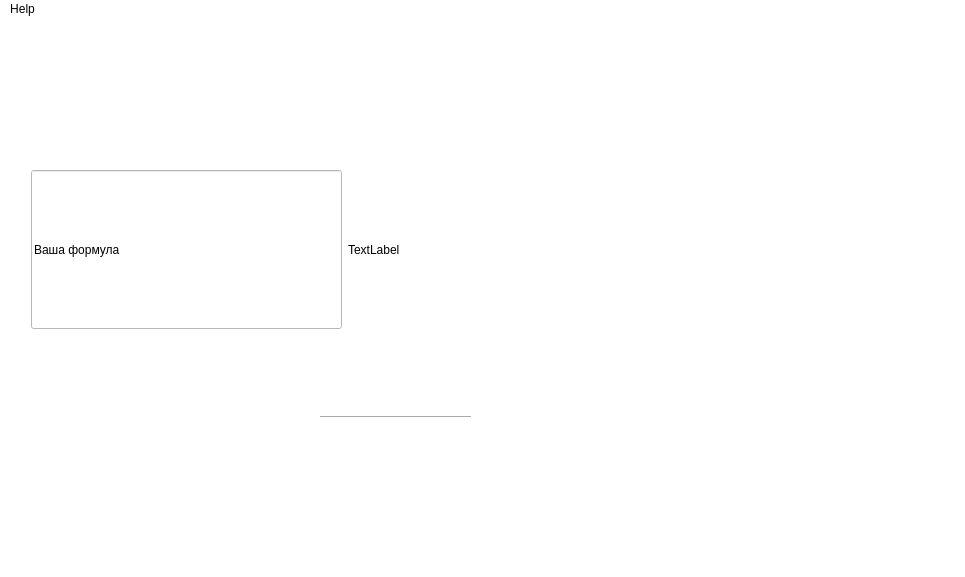
Qt form prChemHelper/chemhelper.ui (KainWhite/ChemHelper) before a commit.
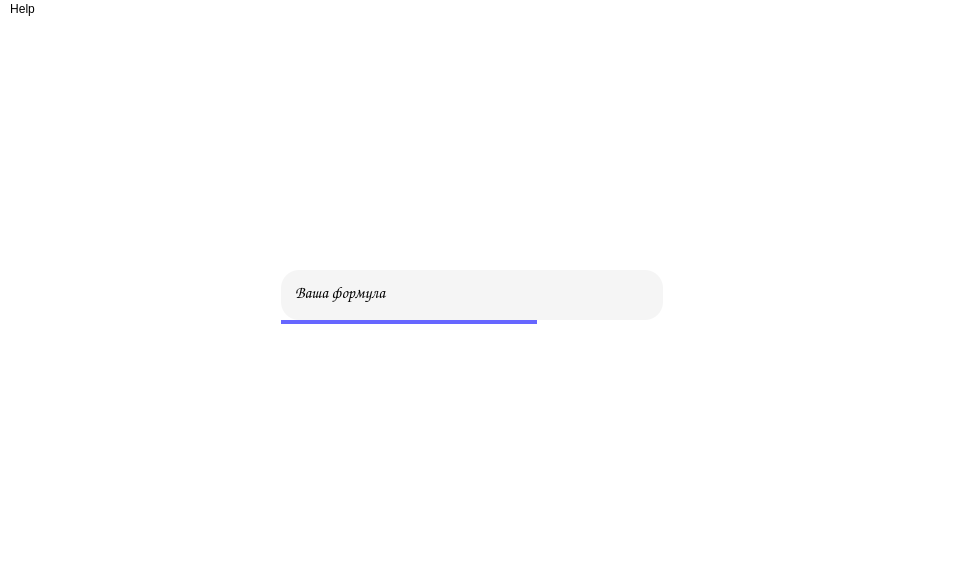
The same form after that commit. Icons and pictures are not drawn.

Patch:
```diff
--- a/prChemHelper/chemhelper.ui
+++ b/prChemHelper/chemhelper.ui
@@ -29,117 +29,170 @@
    <enum>QTabWidget::Rounded</enum>
   </property>
   <widget class="QWidget" name="centralWidget">
-   <widget class="Line" name="lnDownloadStatus">
+   <widget class="QWidget" name="GEdit" native="true">
     <property name="geometry">
      <rect>
-      <x>320</x>
-      <y>390</y>
-      <width>151</width>
-      <height>16</height>
-     </rect>
-    </property>
-    <property name="palette">
-     <palette>
-      <active>
-       <colorrole role="Button">
-        <brush brushstyle="SolidPattern">
-         <color alpha="255">
-          <red>255</red>
-          <green>255</green>
-          <blue>255</blue>
-         </color>
-        </brush>
-       </colorrole>
-       <colorrole role="Base">
-        <brush brushstyle="SolidPattern">
-         <color alpha="255">
-          <red>255</red>
-          <green>255</green>
-          <blue>255</blue>
-         </color>
-        </brush>
-       </colorrole>
-       <colorrole role="Window">
-        <brush brushstyle="SolidPattern">
-         <color alpha="255">
-          <red>255</red>
-          <green>255</green>
-          <blue>255</blue>
-         </color>
-        </brush>
-       </colorrole>
-      </active>
-      <inactive>
-       <colorrole role="Button">
-        <brush brushstyle="SolidPattern">
-         <color alpha="255">
-          <red>255</red>
-          <green>255</green>
-          <blue>255</blue>
-         </color>
-        </brush>
-       </colorrole>
-       <colorrole role="Base">
-        <brush brushstyle="SolidPattern">
-         <color alpha="255">
-          <red>255</red>
-          <green>255</green>
-          <blue>255</blue>
-         </color>
-        </brush>
-       </colorrole>
-       <colorrole role="Window">
-        <brush brushstyle="SolidPattern">
-         <color alpha="255">
-          <red>255</red>
-          <green>255</green>
-          <blue>255</blue>
-         </color>
-        </brush>
-       </colorrole>
-      </inactive>
-      <disabled>
-       <colorrole role="Button">
-        <brush brushstyle="SolidPattern">
-         <color alpha="255">
-          <red>255</red>
-          <green>255</green>
-          <blue>255</blue>
-         </color>
-        </brush>
-       </colorrole>
-       <colorrole role="Base">
-        <brush brushstyle="SolidPattern">
-         <color alpha="255">
-          <red>255</red>
-          <green>255</green>
-          <blue>255</blue>
-         </color>
-        </brush>
-       </colorrole>
-       <colorrole role="Window">
-        <brush brushstyle="SolidPattern">
-         <color alpha="255">
-          <red>255</red>
-          <green>255</green>
-          <blue>255</blue>
-         </color>
-        </brush>
-       </colorrole>
-      </disabled>
-     </palette>
-    </property>
-    <property name="orientation">
-     <enum>Qt::Horizontal</enum>
-    </property>
-   </widget>
-   <widget class="QLabel" name="label">
-    <property name="geometry">
-     <rect>
-      <x>680</x>
+      <x>270</x>
       <y>240</y>
-      <width>121</width>
-      <height>121</height>
+      <width>404</width>
+      <height>58</height>
+     </rect>
+    </property>
+    <layout class="QHBoxLayout" name="ltGEB">
+     <property name="spacing">
+      <number>7</number>
+     </property>
+     <property name="sizeConstraint">
+      <enum>QLayout::SetMinimumSize</enum>
+     </property>
+     <item>
+      <layout class="QVBoxLayout" name="ltGEdit">
+       <property name="spacing">
+        <number>0</number>
+       </property>
+       <property name="sizeConstraint">
+        <enum>QLayout::SetMinimumSize</enum>
+       </property>
+       <item>
+        <widget class="QTextEdit" name="edtInputFormula">
+         <property name="sizePolicy">
+          <sizepolicy hsizetype="Expanding" vsizetype="Fixed">
+           <horstretch>0</horstretch>
+           <verstretch>0</verstretch>
+          </sizepolicy>
+         </property>
+         <property name="minimumSize">
+          <size>
+           <width>0</width>
+           <height>50</height>
+          </size>
+         </property>
+         <property name="maximumSize">
+          <size>
+           <width>16777215</width>
+           <height>50</height>
+          </size>
+         </property>
+         <property name="font">
+          <font>
+           <family>Comic Sans MS</family>
+           <pointsize>12</pointsize>
+          </font>
+         </property>
+         <property name="styleSheet">
+          <string notr="true">background-color: rgb(245, 245, 245);
+border-radius: 18px;
+padding-left: 10px;
+padding-right: 10px;
+padding-top: 8px;</string>
+         </property>
+         <property name="frameShape">
+          <enum>QFrame::NoFrame</enum>
+         </property>
+         <property name="verticalScrollBarPolicy">
+          <enum>Qt::ScrollBarAlwaysOff</enum>
+         </property>
+         <property name="horizontalScrollBarPolicy">
+          <enum>Qt::ScrollBarAlwaysOff</enum>
+         </property>
+         <property name="html">
+          <string>&lt;!DOCTYPE HTML PUBLIC &quot;-//W3C//DTD HTML 4.0//EN&quot; &quot;http://www.w3.org/TR/REC-html40/strict.dtd&quot;&gt;
+&lt;html&gt;&lt;head&gt;&lt;meta name=&quot;qrichtext&quot; content=&quot;1&quot; /&gt;&lt;style type=&quot;text/css&quot;&gt;
+p, li { white-space: pre-wrap; }
+&lt;/style&gt;&lt;/head&gt;&lt;body style=&quot; font-family:'Comic Sans MS'; font-size:12pt; font-weight:400; font-style:normal;&quot;&gt;
+&lt;p align=&quot;justify&quot; style=&quot; margin-top:0px; margin-bottom:0px; margin-left:0px; margin-right:0px; -qt-block-indent:0; text-indent:0px;&quot;&gt;Ваша формула&lt;/p&gt;&lt;/body&gt;&lt;/html&gt;</string>
+         </property>
+        </widget>
+       </item>
+       <item>
+        <widget class="QGraphicsView" name="gviewUnderscore">
+         <property name="sizePolicy">
+          <sizepolicy hsizetype="Fixed" vsizetype="Fixed">
+           <horstretch>0</horstretch>
+           <verstretch>0</verstretch>
+          </sizepolicy>
+         </property>
+         <property name="minimumSize">
+          <size>
+           <width>0</width>
+           <height>4</height>
+          </size>
+         </property>
+         <property name="maximumSize">
+          <size>
+           <width>16777215</width>
+           <height>4</height>
+          </size>
+         </property>
+         <property name="focusPolicy">
+          <enum>Qt::NoFocus</enum>
+         </property>
+         <property name="contextMenuPolicy">
+          <enum>Qt::NoContextMenu</enum>
+         </property>
+         <property name="acceptDrops">
+          <bool>false</bool>
+         </property>
+         <property name="autoFillBackground">
+          <bool>false</bool>
+         </property>
+         <property name="styleSheet">
+          <string notr="true">background-color: rgb(102, 102, 255);</string>
+         </property>
+         <property name="frameShape">
+          <enum>QFrame::NoFrame</enum>
+         </property>
+         <property name="lineWidth">
+          <number>1</number>
+         </property>
+         <property name="verticalScrollBarPolicy">
+          <enum>Qt::ScrollBarAlwaysOff</enum>
+         </property>
+         <property name="horizontalScrollBarPolicy">
+          <enum>Qt::ScrollBarAlwaysOff</enum>
+         </property>
+         <property name="sizeAdjustPolicy">
+          <enum>QAbstractScrollArea::AdjustIgnored</enum>
+         </property>
+         <property name="backgroundBrush">
+          <brush brushstyle="SolidPattern">
+           <color alpha="255">
+            <red>102</red>
+            <green>102</green>
+            <blue>255</blue>
+           </color>
+          </brush>
+         </property>
+         <property name="foregroundBrush">
+          <brush brushstyle="SolidPattern">
+           <color alpha="255">
+            <red>102</red>
+            <green>102</green>
+            <blue>255</blue>
+           </color>
+          </brush>
+         </property>
+         <property name="sceneRect">
+          <rectf>
+           <x>0.000000000000000</x>
+           <y>0.000000000000000</y>
+           <width>0.000000000000000</width>
+           <height>0.000000000000000</height>
+          </rectf>
+         </property>
+        </widget>
+       </item>
+      </layout>
+     </item>
+    </layout>
+   </widget>
+   <widget class="QLabel" name="lblLogo">
+    <property name="geometry">
+     <rect>
+      <x>350</x>
+      <y>70</y>
+      <width>236</width>
+      <height>100</height>
      </rect>
     </property>
     <property name="sizePolicy">
@@ -161,54 +214,6 @@
      <set>Qt::AlignCenter</set>
     </property>
    </widget>
-   <widget class="QWidget" name="">
-    <property name="geometry">
-     <rect>
-      <x>20</x>
-      <y>140</y>
-      <width>391</width>
-      <height>181</height>
-     </rect>
-    </property>
-    <layout class="QHBoxLayout" name="ltGoogleEdit">
-     <item>
-      <layout class="QVBoxLayout" name="verticalLayout">
-       <item>
-        <widget class="QLineEdit" name="edtInputFormula">
-         <property name="sizePolicy">
-          <sizepolicy hsizetype="Expanding" vsizetype="Minimum">
-           <horstretch>0</horstretch>
-           <verstretch>0</verstretch>
-          </sizepolicy>
-         </property>
-         <property name="minimumSize">
-          <size>
-           <width>5</width>
-           <height>30</height>
-          </size>
-         </property>
-         <property name="cursor">
-          <cursorShape>IBeamCursor</cursorShape>
-         </property>
-         <property name="styleSheet">
-          <string notr="true"/>
-         </property>
-         <property name="text">
-          <string>Ваша формула</string>
-         </property>
-        </widget>
-       </item>
-      </layout>
-     </item>
-     <item>
-      <widget class="QLabel" name="label_2">
-       <property name="text">
-        <string>TextLabel</string>
-       </property>
-      </widget>
-     </item>
-    </layout>
-   </widget>
   </widget>
   <widget class="QMenuBar" name="menuBar">
    <property name="geometry">
```
Left out of the diff: 10 changed lines with no effect on the pictures.
